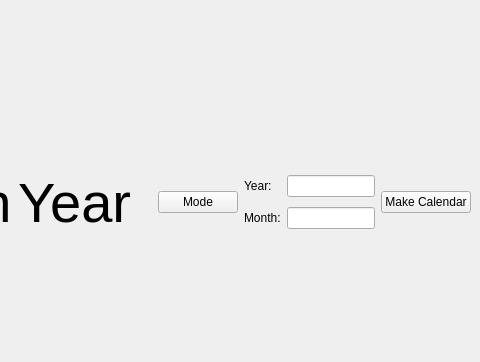
Above: ui/mainwindow.ui from mietteinen/calendarium before the change; both pictures show x 320 to 800 and y 0 to 362 of the 800 by 600 pixel window. Below: the same form after it.
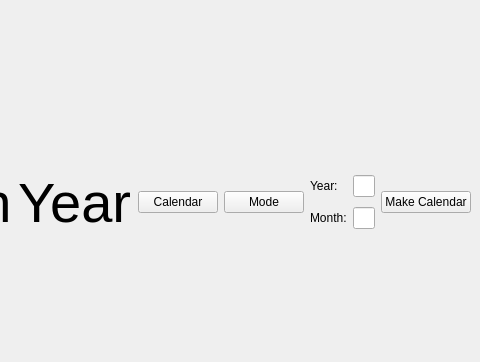
That is the form after the change.

Commit message: Added a button that opens a new widget on the screen. Added event handling logic to close the widget if something outside of it is clicked. This widget will house the months of a year and will help in finding the correct month.

What changed in the file:
```diff
--- a/ui/mainwindow.ui
+++ b/ui/mainwindow.ui
@@ -48,6 +48,51 @@
         </item>
        </layout>
       </item>
+      <item row="3" column="3">
+       <layout class="QGridLayout" name="searchLayout">
+        <item row="0" column="2">
+         <widget class="QLabel" name="yearLabel">
+          <property name="text">
+           <string>Year:</string>
+          </property>
+         </widget>
+        </item>
+        <item row="0" column="4" rowspan="2">
+         <widget class="QPushButton" name="searchButton">
+          <property name="text">
+           <string>Make Calendar</string>
+          </property>
+         </widget>
+        </item>
+        <item row="0" column="3">
+         <widget class="QLineEdit" name="yearSearchBox"/>
+        </item>
+        <item row="0" column="1" rowspan="2">
+         <widget class="QPushButton" name="colorModeButton">
+          <property name="text">
+           <string>Mode</string>
+          </property>
+         </widget>
+        </item>
+        <item row="1" column="3">
+         <widget class="QLineEdit" name="monthSearchBox"/>
+        </item>
+        <item row="1" column="2">
+         <widget class="QLabel" name="monthLabel">
+          <property name="text">
+           <string>Month:</string>
+          </property>
+         </widget>
+        </item>
+        <item row="0" column="0" rowspan="2">
+         <widget class="QPushButton" name="miniCalendarButton">
+          <property name="text">
+           <string>Calendar</string>
+          </property>
+         </widget>
+        </item>
+       </layout>
+      </item>
       <item row="3" column="0">
        <layout class="QHBoxLayout" name="navigationLayout">
         <property name="spacing">
@@ -69,44 +114,6 @@
         </item>
        </layout>
       </item>
-      <item row="3" column="3">
-       <layout class="QGridLayout" name="searchLayout">
-        <item row="0" column="0" rowspan="2">
-         <widget class="QPushButton" name="colorModeButton">
-          <property name="text">
-           <string>Mode</string>
-          </property>
-         </widget>
-        </item>
-        <item row="0" column="3" rowspan="2">
-         <widget class="QPushButton" name="searchButton">
-          <property name="text">
-           <string>Make Calendar</string>
-          </property>
-         </widget>
-        </item>
-        <item row="1" column="2">
-         <widget class="QLineEdit" name="monthSearchBox"/>
-        </item>
-        <item row="0" column="2">
-         <widget class="QLineEdit" name="yearSearchBox"/>
-        </item>
-        <item row="0" column="1">
-         <widget class="QLabel" name="yearLabel">
-          <property name="text">
-           <string>Year:</string>
-          </property>
-         </widget>
-        </item>
-        <item row="1" column="1">
-         <widget class="QLabel" name="monthLabel">
-          <property name="text">
-           <string>Month:</string>
-          </property>
-         </widget>
-        </item>
-       </layout>
-      </item>
       <item row="3" column="2">
        <spacer name="horizontalSpacer">
         <property name="orientation">
```
The commit also changes 6 other files.
